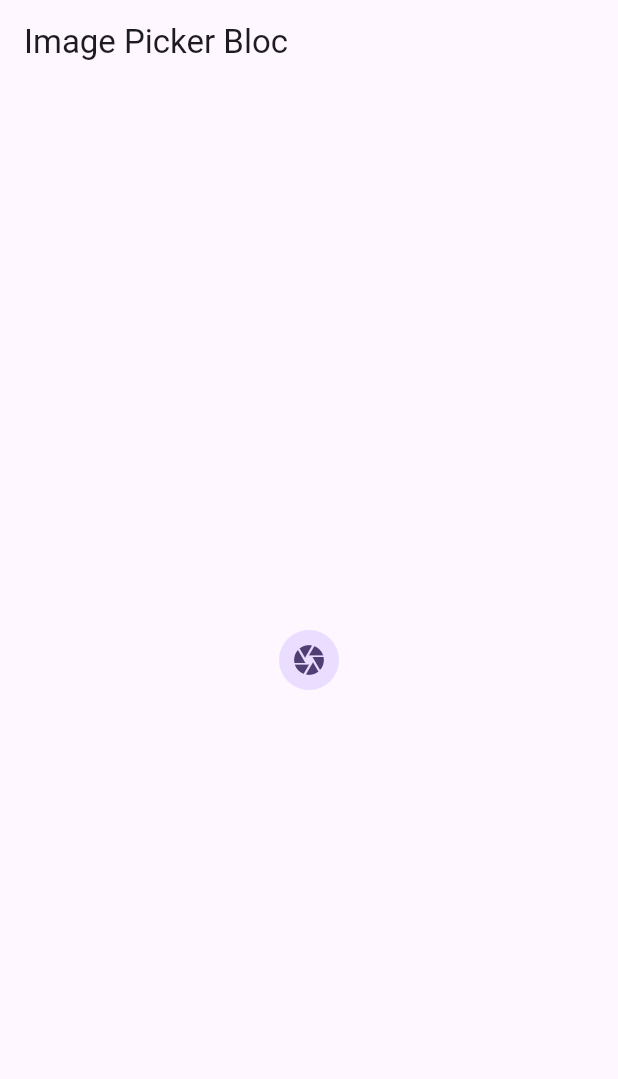
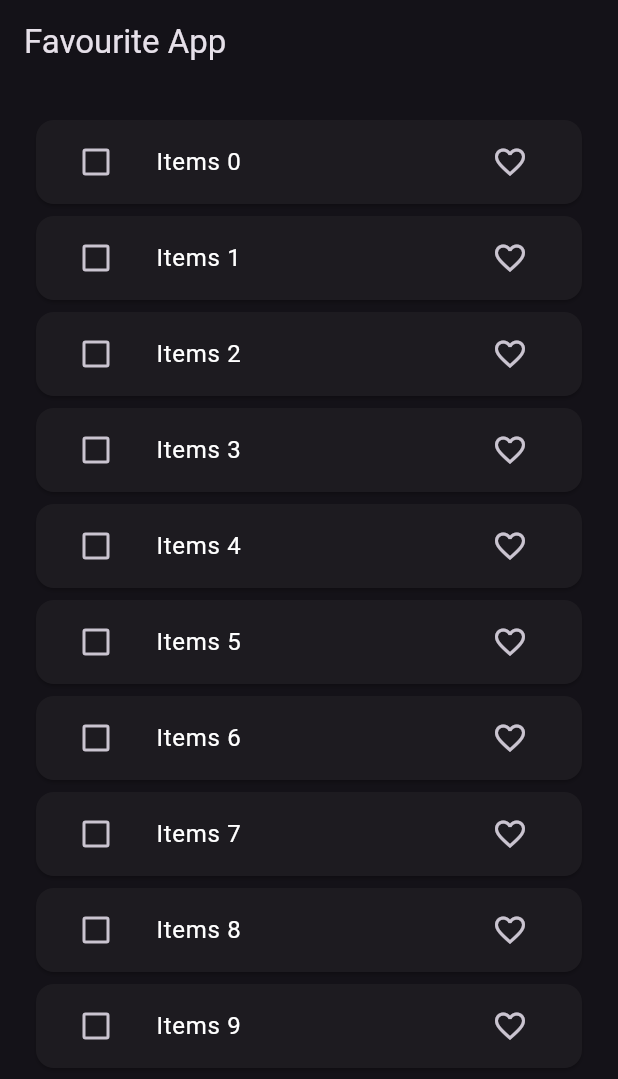
Before and after one commit to Mdnayeemahmed/bloc_example, a Flutter app: the screen it shows after launch, on a phone screen of 412 x 824 dp. Shown: the top 1079 px of the screen. Run offline on Flutter 3.47's test engine with Material 3 defaults, Android fonts, the phone set to English and light mode, and no system bars; our stand-ins replace bloc, equatable, flutter_bloc, image_picker.

Commit message:
fav app added

```diff
--- /dev/null
+++ b/lib/bloc/fav_app/fav_app_bloc.dart
@@ -0,0 +1,80 @@
+import 'package:bloc/bloc.dart';
+import 'package:equatable/equatable.dart';
+import 'package:untitled5/bloc/fav_app/fav_app_event.dart';
+import 'package:untitled5/bloc/fav_app/fav_app_states.dart';
+import 'package:untitled5/repo/fav_repo.dart';
+
+import '../../model/fav_item_model.dart';
+
+
+
+class FavAppBloc extends Bloc<FavAppEvent, FavAppStates> {
+
+  List<FavitemModel> favList=[];
+  List<FavitemModel> tempfavList=[];
+  FavRepo favRepo;
+
+  FavAppBloc(this.favRepo) : super(FavAppStates()) {
+    on<FetchFavouriteList>(_fetchFavouriteList);
+    on<FavouriteItem>(_addFavouriteItem);
+    on<SelectItem>(_selectItem);
+    on<UnSelectItem>(_unSelectItem);
+    on<deleteItem>(_deleteItem);
+
+  }
+
+  Future<void> _fetchFavouriteList(FetchFavouriteList event, Emitter<FavAppStates> emit) async {
+    favList=await favRepo.fetch();
+
+
+    emit(state.copyWith(favItemList: List.from(favList),listStatus: ListStatus.success));
+  }
+  Future<void> _selectItem(SelectItem event, Emitter<FavAppStates> emit) async {
+    tempfavList.add(event.item);
+
+
+    emit(state.copyWith(tempfavItemList: List.from(tempfavList)));
+  }
+  Future<void> _unSelectItem(UnSelectItem event, Emitter<FavAppStates> emit) async {
+    tempfavList.remove(event.item);
+
+
+    emit(state.copyWith(tempfavItemList: List.from(tempfavList)));
+  }
+
+  Future<void> _deleteItem(deleteItem event, Emitter<FavAppStates> emit) async {
+    for(int i=0;i<tempfavList.length;i++){
+      favList.remove(tempfavList[i]);
+    }
+    tempfavList.clear();
+
+
+
+    emit(state.copyWith(
+        favItemList: List.from(favList),
+
+        tempfavItemList: List.from(tempfavList)));
+  }
+
+
+
+  Future<void> _addFavouriteItem(FavouriteItem event, Emitter<FavAppStates> emit) async {
+    final index=favList.indexWhere((elements)=> elements.id==event.item.id);
+    if(event.item.isFavourite){
+      if(tempfavList.contains(favList[index])){
+        tempfavList.remove(favList[index]);
+        tempfavList.add(event.item);
+      }
+    }else{
+      if(tempfavList.contains(favList[index])){
+        tempfavList.remove(favList[index]);
+        tempfavList.add(event.item);
+      }
+    }
+
+
+    favList[index]=event.item;
+    emit(state.copyWith(favItemList: List.from(favList),tempfavItemList: List.from(tempfavList)));
+
+  }
+}
--- /dev/null
+++ b/lib/bloc/fav_app/fav_app_event.dart
@@ -0,0 +1,26 @@
+import 'package:equatable/equatable.dart';
+
+import '../../model/fav_item_model.dart';
+
+abstract class FavAppEvent extends Equatable{
+  FavAppEvent();
+
+  @override
+  // TODO: implement props
+  List<Object?> get props => [];
+}
+class FetchFavouriteList extends FavAppEvent{}
+class FavouriteItem extends FavAppEvent{
+  final FavitemModel item;
+  FavouriteItem({required this.item});
+}
+class SelectItem extends FavAppEvent{
+  final FavitemModel item;
+  SelectItem({required this.item});
+}
+class UnSelectItem extends FavAppEvent{
+  final FavitemModel item;
+  UnSelectItem({required this.item});
+}
+class deleteItem extends FavAppEvent{
+}
--- /dev/null
+++ b/lib/bloc/fav_app/fav_app_states.dart
@@ -0,0 +1,26 @@
+import 'package:equatable/equatable.dart';
+import 'package:untitled5/model/fav_item_model.dart';
+
+enum ListStatus { loading, success, failure }
+
+class FavAppStates extends Equatable {
+  final List<FavitemModel> favItemList;
+  final List<FavitemModel> tempfavItemList;
+
+  final ListStatus listStatus;
+
+  FavAppStates(
+      {this.favItemList = const [],this.tempfavItemList = const [], this.listStatus = ListStatus.loading});
+
+  FavAppStates copyWith({List<FavitemModel>? favItemList,ListStatus? listStatus,List<FavitemModel>? tempfavItemList}){
+    return FavAppStates(
+    favItemList: favItemList??this.favItemList,
+      listStatus: listStatus??this.listStatus,
+      tempfavItemList: tempfavItemList??this.tempfavItemList,
+    );
+}
+
+  @override
+  // TODO: implement props
+  List<Object?> get props => [favItemList,listStatus,tempfavItemList];
+}
--- /dev/null
+++ b/lib/bloc/todo/todo_bloc.dart
@@ -0,0 +1,24 @@
+import 'package:bloc/bloc.dart';
+import 'package:untitled5/bloc/todo/todo_event.dart';
+import 'package:untitled5/bloc/todo/todo_state.dart';
+
+class TodoBloc extends Bloc<TodoEvent, TodoState> {
+  final List<String> todoList = [];
+
+  TodoBloc() : super(const TodoState()) {
+    on<AddTodoEvent>(_addTodoEvent);
+    on<RemoveTodoEvent>(_removeTodoEvent);
+  }
+
+  void _addTodoEvent(AddTodoEvent event, Emitter<TodoState> emit) {
+    todoList.add(event.todoTask);
+
+    emit(state.copyWith(todoList: List.from(todoList)));
+  }
+
+  void _removeTodoEvent(RemoveTodoEvent event, Emitter<TodoState> emit) {
+    todoList.remove(event.task);
+    emit(state.copyWith(todoList: List.from(todoList)));
+  }
+
+}
--- /dev/null
+++ b/lib/bloc/todo/todo_event.dart
@@ -0,0 +1,35 @@
+
+import 'package:equatable/equatable.dart';
+
+abstract class TodoEvent extends Equatable {
+  const TodoEvent();
+}
+
+class AddTodoEvent extends TodoEvent{
+  final String todoTask;
+
+  const AddTodoEvent({
+    required this.todoTask
+});
+
+
+  @override
+  // TODO: implement props
+  List<Object?> get props => [todoTask];
+
+}
+
+
+class RemoveTodoEvent extends TodoEvent{
+  final Object task;
+
+  const RemoveTodoEvent({
+    required this.task
+  });
+
+
+
+  @override
+  List<Object?> get props => [task];
+
+}
--- /dev/null
+++ b/lib/bloc/todo/todo_state.dart
@@ -0,0 +1,14 @@
+import 'package:equatable/equatable.dart';
+
+class TodoState extends Equatable {
+  final List<String> todoList;
+
+  const TodoState({this.todoList = const []});
+
+  TodoState copyWith({List<String>? todoList}) {
+    return TodoState(todoList: todoList ?? this.todoList);
+  }
+
+  @override
+  List<Object> get props => [todoList];
+}
--- a/lib/main.dart
+++ b/lib/main.dart
@@ -1,8 +1,13 @@
 import 'package:flutter/material.dart';
 import 'package:flutter_bloc/flutter_bloc.dart';
 import 'package:untitled5/bloc/counter/counter_bloc.dart';
+import 'package:untitled5/bloc/fav_app/fav_app_bloc.dart';
 import 'package:untitled5/bloc/image_picker/image_picker__bloc.dart';
 import 'package:untitled5/bloc/swicher_example/switch_example_bloc.dart';
+import 'package:untitled5/bloc/todo/todo_bloc.dart';
+import 'package:untitled5/repo/fav_repo.dart';
+import 'package:untitled5/ui/ToDo/to_do_screen.dart';
+import 'package:untitled5/ui/fav_app/fav_app_screen.dart';
 import 'package:untitled5/ui/image_picker/image_picker_screen.dart';
 import 'package:untitled5/ui/utils/image_picker_utils.dart';
 
@@ -20,19 +25,27 @@ class MyApp extends StatelessWidget {
   Widget build(BuildContext context) {
     return MultiBlocProvider(
       providers: [
-        BlocProvider(create: (_) => SwitchExampleBloc(),
+        BlocProvider(
+          create: (_) => SwitchExampleBloc(),
         ),
         BlocProvider(
           create: (_) => ImagePickerBloc(ImagePickerUtils()),
         ),
+        BlocProvider(
+          create: (_) => TodoBloc(),
+        ),
+        BlocProvider(
+          create: (_) => FavAppBloc(FavRepo()),
+        ),
       ],
       child: MaterialApp(
         title: 'Flutter Demo',
+        themeMode: ThemeMode.dark,
         theme: ThemeData(
-          colorScheme: ColorScheme.fromSeed(seedColor: Colors.deepPurple),
+          brightness: Brightness.dark,
           useMaterial3: true,
         ),
-        home: const ImagePickerScreen(),
+        home: const FavAppScreen(),
       ),
     );
   }
--- /dev/null
+++ b/lib/model/fav_item_model.dart
@@ -0,0 +1,29 @@
+import 'package:equatable/equatable.dart';
+
+class FavitemModel extends Equatable{
+  FavitemModel(
+      {required this.id,
+        required this.value,this.isDeleting=false,this.isFavourite=false
+
+      }
+      );
+
+  final String id;
+  final String value;
+  final bool isDeleting;
+  final bool isFavourite;
+
+  FavitemModel copyWith({String? id,String? value,bool? isDeleting,bool? isFavourite}){
+    return FavitemModel(
+      id: id??this.id,
+      value: value??this.value,
+      isDeleting: isDeleting??this.isDeleting,
+      isFavourite: isFavourite??this.isFavourite,
+    );
+
+  }
+
+  @override
+  // TODO: implement props
+  List<Object?> get props => [id,value,isDeleting,isFavourite];
+}
--- /dev/null
+++ b/lib/repo/fav_repo.dart
@@ -0,0 +1,13 @@
+import 'package:untitled5/model/fav_item_model.dart';
+
+class FavRepo {
+  Future<List<FavitemModel>> fetch() async {
+    await Future.delayed(Duration(seconds: 3));
+    return List.of(_generateList(10));
+  }
+
+  List<FavitemModel> _generateList(int length) {
+    return List.generate(length,
+        (index) => FavitemModel(id: index.toString(), value: "Items $index"));
+  }
+}
--- /dev/null
+++ b/lib/ui/fav_app/fav_app_screen.dart
@@ -0,0 +1,92 @@
+import 'package:flutter/material.dart';
+import 'package:flutter_bloc/flutter_bloc.dart';
+import 'package:untitled5/bloc/fav_app/fav_app_bloc.dart';
+import 'package:untitled5/bloc/fav_app/fav_app_event.dart';
+import 'package:untitled5/bloc/fav_app/fav_app_states.dart';
+import 'package:untitled5/model/fav_item_model.dart';
+
+class FavAppScreen extends StatefulWidget {
+  const FavAppScreen({super.key});
+
+  @override
+  State<FavAppScreen> createState() => _FavAppScreenState();
+}
+
+class _FavAppScreenState extends State<FavAppScreen> {
+
+  @override
+  void initState() {
+    // TODO: implement initState
+
+    super.initState();
+    context.read<FavAppBloc>().add(FetchFavouriteList());
+  }
+
+
+  @override
+  Widget build(BuildContext context) {
+    return  Scaffold(
+      appBar: AppBar(
+        title: Text("Favourite App"),
+        actions: [
+          BlocBuilder<FavAppBloc,FavAppStates>(builder: (context,state){return            Visibility(
+            visible: state.tempfavItemList.isNotEmpty?true:false,
+            child: IconButton(onPressed: (){
+
+              context.read<FavAppBloc>().add(deleteItem());
+            }, icon: Icon(Icons.delete)),
+          );
+          })
+        ],
+      ),
+      body: Padding(
+        padding: const EdgeInsets.all(20.0),
+        child: BlocBuilder<FavAppBloc,FavAppStates>(builder: (context,state){
+          switch(state.listStatus){
+            case ListStatus.loading:
+              return Center(child: CircularProgressIndicator());
+            case ListStatus.failure:
+              return Center(child: Text("Failed"),);
+            case ListStatus.success:
+              return ListView.builder(itemCount: state.favItemList.length,itemBuilder: (context,index){
+                final item=state.favItemList[index];
+                return Card(
+                  child: ListTile(
+                    title: Text(
+                      item.value,
+                      style: state.tempfavItemList.contains(item)
+                          ? TextStyle(
+                        color: Colors.red,
+                        fontWeight: FontWeight.bold,
+                        decoration: TextDecoration.lineThrough,
+                      )
+                          : TextStyle(
+                        color: Colors.white,
+                        decoration: TextDecoration.none,
+                      ),
+                    ),
+
+                    leading: Checkbox(value: state.tempfavItemList.contains(item)?true:false, onChanged: (value){
+                      if(value!){
+                        context.read<FavAppBloc>().add(SelectItem(item: item));
+                      }else{
+                        context.read<FavAppBloc>().add(UnSelectItem(item: item));
+
+                      }
+
+                    }),
+                    trailing: IconButton(onPressed: (){
+                      FavitemModel itemModel=FavitemModel(id: item.id, value: item.value,isFavourite: item.isFavourite?false:true);
+
+
+                      context.read<FavAppBloc>().add(FavouriteItem(item: itemModel));
+                    }, icon: item.isFavourite? Icon(Icons.favorite): Icon(Icons.favorite_border)),
+                  ),
+                );
+              });
+          }
+        }),
+      ),
+    );
+  }
+}
```
Also changed, not shown: lib/ui/ToDo/to_do_screen.dart (added, +89 -0 lines).
